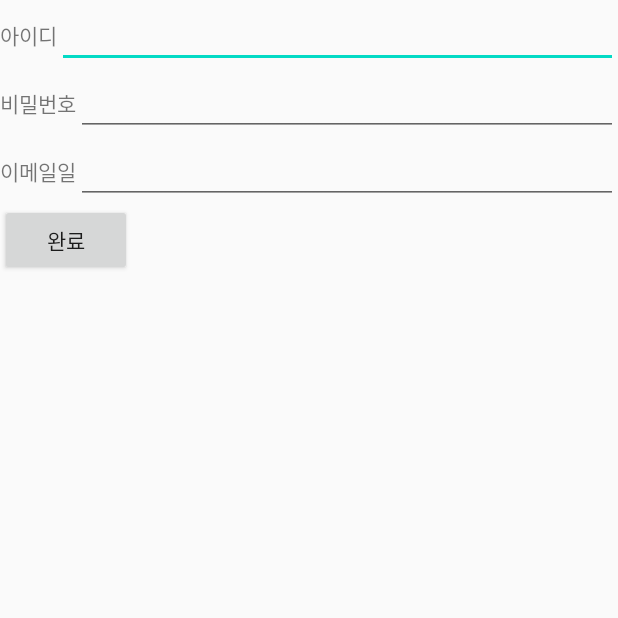
After one commit to yunjaena/Naeilro, an Android app: the EnrollActivity screen opened directly, with no data from a screen before it, on a phone screen of 412 x 824 dp, the top half of it. The commit adds this screen. Run offline under Robolectric (Android 15) with nearby library versions, the phone set to English and light mode, and no system bars.

Commit message:
add initialization

```diff
--- a/app/src/main/AndroidManifest.xml
+++ b/app/src/main/AndroidManifest.xml
@@ -12,7 +12,9 @@
         android:roundIcon="@mipmap/ic_launcher_round"
         android:supportsRtl="true"
         android:theme="@style/AppTheme">
-        <activity android:name=".ui.main.MainActivity">
+        <activity android:name=".ui.login.EnrollActivity"></activity>
+        <activity android:name=".ui.main.MainActivity"></activity>
+        <activity android:name=".ui.login.LoginActivity">
             <intent-filter>
                 <action android:name="android.intent.action.MAIN" />
 
--- /dev/null
+++ b/app/src/main/java/com/koreatech/naeilro/ui/login/EnrollActivity.java
@@ -0,0 +1,51 @@
+package com.koreatech.naeilro.ui.login;
+
+import androidx.appcompat.app.AppCompatActivity;
+
+import android.os.Bundle;
+import android.view.View;
+import android.widget.Button;
+import android.widget.EditText;
+
+import com.koreatech.core.network.ApiCallback;
+import com.koreatech.naeilro.R;
+import com.koreatech.naeilro.network.interactor.EnrollRestInteractor;
+
+public class EnrollActivity extends AppCompatActivity implements View.OnClickListener {
+    private EditText idEditText;
+    private EditText passwordEditText;
+    private EditText emailEditText;
+    private Button completeButton;
+    @Override
+    protected void onCreate(Bundle savedInstanceState) {
+        super.onCreate(savedInstanceState);
+        setContentView(R.layout.activity_enroll);
+        init();
+    }
+    protected void init(){
+        idEditText = (EditText) findViewById(R.id.id_edit);
+        passwordEditText = (EditText) findViewById(R.id.password_edit);
+        emailEditText = (EditText) findViewById(R.id.email_edit);
+        completeButton = (Button) findViewById(R.id.complete_button);
+        completeButton.setOnClickListener(this);
+    }
+
+    @Override
+    public void onClick(View v) {
+        if(v.getId() == R.id.complete_button){
+            ApiCallback apiCallback = new ApiCallback() {
+                @Override
+                public void onSuccess(Object object) {
+
+                }
+
+                @Override
+                public void onFailure(Throwable throwable) {
+
+                }
+            };
+            EnrollRestInteractor interactor = new EnrollRestInteractor();
+            interactor.getAccept(apiCallback,idEditText.getText().toString(),passwordEditText.getText().toString(), emailEditText.getText().toString());
+        }
+    }
+}
--- /dev/null
+++ b/app/src/main/res/layout/activity_enroll.xml
@@ -0,0 +1,64 @@
+<?xml version="1.0" encoding="utf-8"?>
+<LinearLayout xmlns:android="http://schemas.android.com/apk/res/android"
+    xmlns:app="http://schemas.android.com/apk/res-auto"
+    xmlns:tools="http://schemas.android.com/tools"
+    android:layout_width="match_parent"
+    android:layout_height="match_parent"
+    android:orientation="vertical"
+    tools:context=".ui.login.EnrollActivity">
+
+    <LinearLayout
+        android:layout_width="match_parent"
+        android:layout_height="wrap_content"
+        android:orientation="horizontal">
+
+        <TextView
+            android:layout_width="wrap_content"
+            android:layout_height="wrap_content"
+            android:text="아이디" />
+
+        <EditText
+            android:id="@+id/id_edit"
+            android:layout_width="match_parent"
+            android:layout_height="wrap_content" />
+    </LinearLayout>
+    <LinearLayout
+        android:layout_width="match_parent"
+        android:layout_height="wrap_content"
+        android:orientation="horizontal">
+
+        <TextView
+            android:layout_width="wrap_content"
+            android:layout_height="wrap_content"
+            android:text="비밀번호" />
+
+        <EditText
+            android:id="@+id/password_edit"
+            android:layout_width="match_parent"
+            android:layout_height="wrap_content" />
+    </LinearLayout>
+    <LinearLayout
+        android:layout_width="match_parent"
+        android:layout_height="wrap_content"
+        android:orientation="horizontal">
+
+        <TextView
+            android:layout_width="wrap_content"
+            android:layout_height="wrap_content"
+            android:text="이메일일" />
+
+        <EditText
+            android:id="@+id/email_edit"
+            android:layout_width="match_parent"
+            android:layout_height="wrap_content" />
+    </LinearLayout>
+    <Button
+        android:id="@+id/complete_button"
+        android:layout_width="wrap_content"
+        android:layout_height="wrap_content"
+        android:text="완료"/>
+
+
+
+
+</LinearLayout>
--- a/app/src/main/res/values/styles.xml
+++ b/app/src/main/res/values/styles.xml
@@ -28,6 +28,10 @@
         <item name="android:textColor">#000000</item>
         <item name="elevation">0dp</item>
     </style>
+    <style name="LoginTheme">
+        <item name="windowActionBar">false</item>
+        <item name="windowNoTitle">true</item>
+    </style>
 
 
 
```
Also changed, not shown: app/src/main/java/com/koreatech/naeilro/network/entity/enroll/EnrollObject.java (added, +31 -0 lines), app/src/main/java/com/koreatech/naeilro/network/interactor/EnrollInteractor.java (added, +9 -0 lines), app/src/main/java/com/koreatech/naeilro/network/interactor/EnrollRestInteractor.java (added, +55 -0 lines), app/src/main/java/com/koreatech/naeilro/network/service/EnrollService.java (added, +15 -0 lines), app/src/main/java/com/koreatech/naeilro/ui/login/LoginActivity.java (added, +30 -0 lines), app/src/main/res/layout/activity_login.xml (added, +22 -0 lines), core/src/main/java/com/koreatech/core/network/UserRetrofitManager.java (added, +116 -0 lines).
